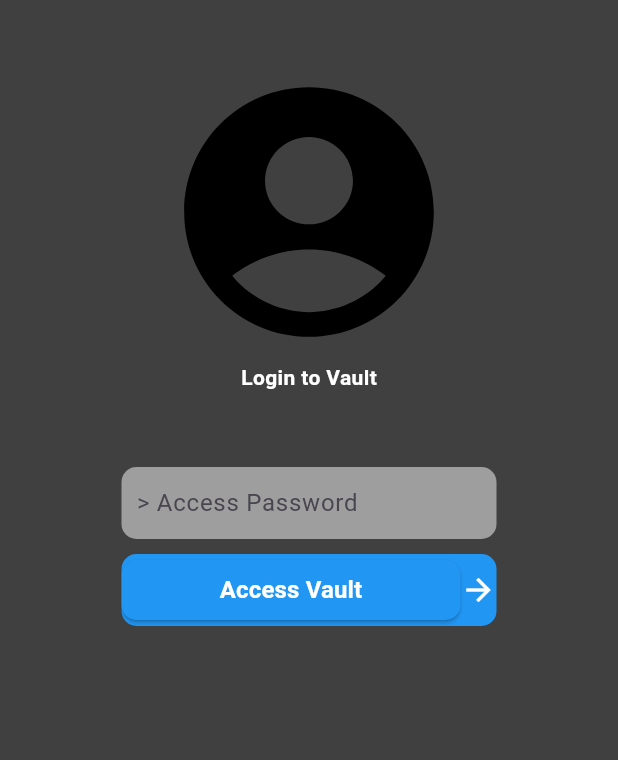
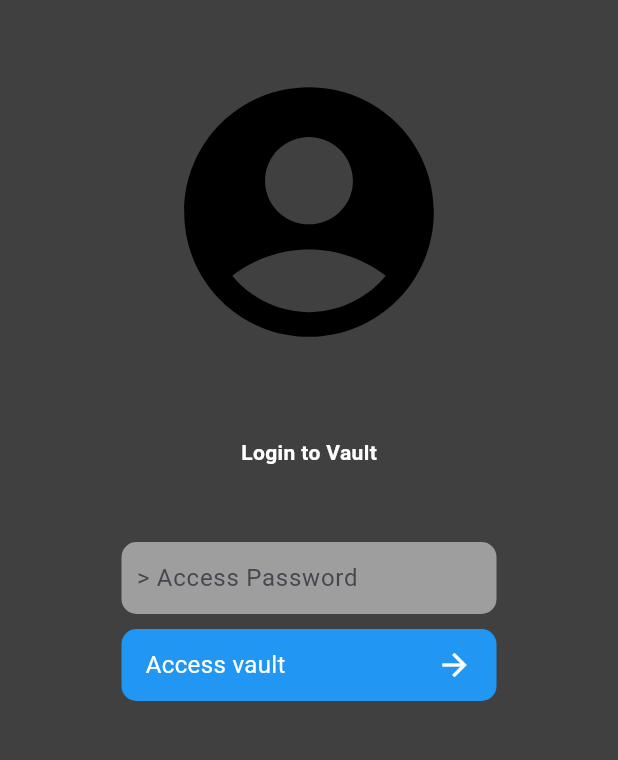
Before and after one commit to GaecKo/CryptedEye, a Flutter app: the LoginPage screen opened directly, on a phone screen of 412 x 824 dp, the part 133-893 px from its top. Run offline on Flutter 3.47's test engine with Material 3 defaults, Android fonts, the phone set to English and light mode, and no system bars.

Commit message:
login: fixed log button and fixed keyboard display

```diff
--- a/lib/main.dart
+++ b/lib/main.dart
@@ -13,7 +13,7 @@ class MyApp extends StatelessWidget {
   Widget build(BuildContext context) {
     return const MaterialApp(
       debugShowCheckedModeBanner: false,
-      home: NotesPage(),
+      home: LoginPage(),
     ); // Material App
   }
 }
--- a/lib/pages/login.dart
+++ b/lib/pages/login.dart
@@ -1,39 +1,28 @@
 import 'package:flutter/material.dart';
 
-// tutorial used: https://youtu.be/Dh-cTQJgM-Q
 class LoginPage extends StatelessWidget {
-  const LoginPage({super.key});
-
-  // TODO: add model name for vault access (optionnal) for later
-  // https://pub.dev/packages/device_info_plus
-  // get name of device
+  const LoginPage({Key? key});
 
   @override
   Widget build(BuildContext context) {
     return Scaffold(
       backgroundColor: const Color.fromRGBO(64, 64, 64, 1),
       body: SafeArea(
+        child: SingleChildScrollView( // Wrap with SingleChildScrollView
           child: Center(
             child: Column(
+              mainAxisAlignment: MainAxisAlignment.center,
               children: [
-              // empty space
                 const SizedBox(height: 50),
-
-              // Title
                 const Row(
                   mainAxisAlignment: MainAxisAlignment.center,
                   children: [
-
-                  // Lock Icon
                     Icon(
                       Icons.lock,
-                    size:40,
+                      size: 40,
                       color: Colors.white,
                     ),
-
                     SizedBox(width: 10),
-
-                  // CryptedEye
                     Text(
                       "CryptedEye",
                       style: TextStyle(
@@ -42,8 +31,6 @@ class LoginPage extends StatelessWidget {
                         fontWeight: FontWeight.bold
                       ),
                     ),
-
-                  // > Login
                     Text(
                       " > Login",
                       style: TextStyle(
@@ -54,17 +41,13 @@ class LoginPage extends StatelessWidget {
                     ),
                   ],
                 ),
-
                 const SizedBox(height: 40),
-
-              // Icon: Profile pic
                 const Icon(
                   Icons.account_circle_rounded,
-                size:200,
+                  size: 200,
                   color: Colors.black,
                 ),
-
-              // Login Name: (has a default val, will be changeable in settings)
+                const SizedBox(height: 50),
                 const Text(
                   "Login to Vault",
                   style: TextStyle(
@@ -72,10 +55,7 @@ class LoginPage extends StatelessWidget {
                     fontWeight: FontWeight.bold,
                   ),
                 ),
-
                 const SizedBox(height: 50),
-
-              // Password prompt
                 Container(
                   width: 250,
                   padding: const EdgeInsets.symmetric(horizontal: 10),
@@ -92,58 +72,47 @@ class LoginPage extends StatelessWidget {
                     obscureText: true,
                   ),
                 ),
-
-
                 const SizedBox(height: 10),
-
-              // Login button
                 Container(
                   width: 250,
                   decoration: BoxDecoration(
                     color: Colors.blue,
-                  borderRadius: BorderRadius.circular(10),
+                    borderRadius: BorderRadius.circular(10.0),
                   ),
+                  child: Material(
+                    color: Colors.transparent,
+                    child: InkWell(
+                      onTap: () {
+                        print("Button pressed");
+                      },
+                      borderRadius: BorderRadius.circular(10.0),
+                      child: const Padding(
+                        padding: EdgeInsets.symmetric(horizontal: 16.0, vertical: 12.0),
                         child: Row(
+                          mainAxisAlignment: MainAxisAlignment.spaceBetween,
                           children: [
-                    Expanded(
-                      child: ElevatedButton(
-                        onPressed: () {
-                          // TODO:
-                          // Add switch between pages
-                        },
-                        style: ElevatedButton.styleFrom(
-                          backgroundColor: Colors.blue,
-                          shape: RoundedRectangleBorder(
-                            borderRadius: BorderRadius.circular(10),
+                            Text(
+                              "Access vault",
+                              style: TextStyle(
+                                color: Colors.white,
+                                fontSize: 16.0,
                               ),
                             ),
-                        // TODO: fix left padding, align text to left and add right padding for arrow
-                        child: const Padding(
-                          padding: EdgeInsets.only(left: 0.0),
-                          child: Text(
-                            "Access Vault",
-                            textAlign: TextAlign.left,
-                            style: TextStyle(
-                              color: Colors.white,
-                              fontSize: 16,
-                              fontWeight: FontWeight.bold,
-                            ),
-                          ),
-                        ),
-                      ),
-                    ),
-                    const Icon(
+                            Icon(
                               Icons.arrow_forward,
                               color: Colors.white,
                             ),
                           ],
                         ),
                       ),
-
-          ]),
                     ),
                   ),
-
+                ),
+              ],
+            ),
+          ),
+        ),
+      ),
     );
   }
 }
```
Lines whose indentation alone changed are shown as unchanged.
